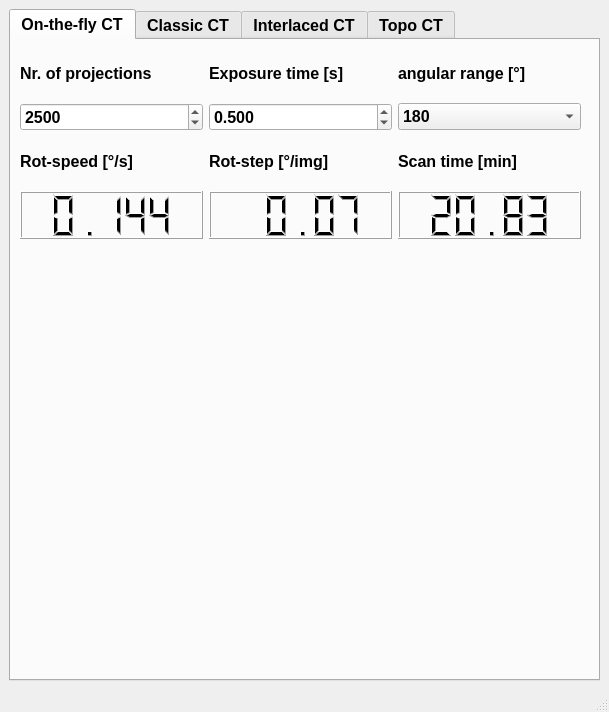
HMarkoetter/BAMline_CT_preview_RECO, file BAMline_list_generators/CT_helper.ui: the form before one commit.
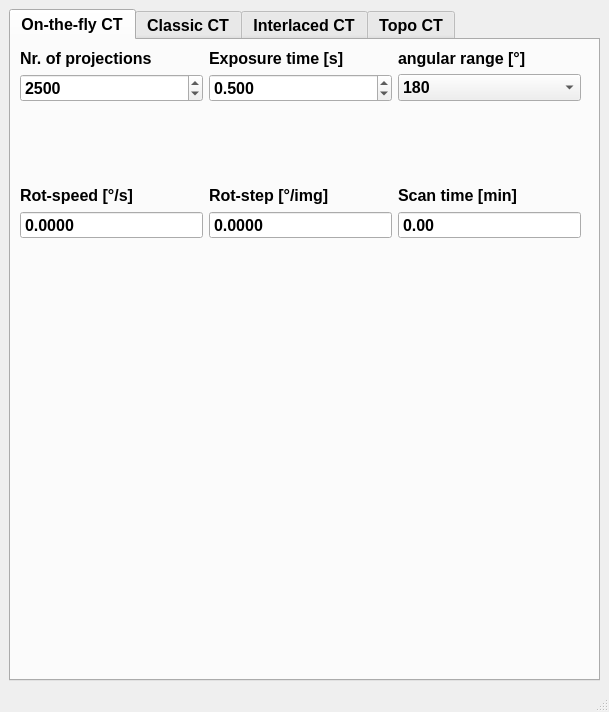
The form after the commit. Custom widgets are drawn as their Qt base class.

```diff
--- a/BAMline_list_generators/CT_helper.ui
+++ b/BAMline_list_generators/CT_helper.ui
@@ -41,10 +41,24 @@
          </rect>
         </property>
         <layout class="QGridLayout" name="gridLayout_5">
-         <item row="0" column="1">
-          <widget class="QLabel" name="label_14">
+         <item row="1" column="2">
+          <widget class="QComboBox" name="on_the_fly_comboBox">
+           <item>
+            <property name="text">
+             <string>180</string>
+            </property>
+           </item>
+           <item>
+            <property name="text">
+             <string>360</string>
+            </property>
+           </item>
+          </widget>
+         </item>
+         <item row="0" column="2">
+          <widget class="QLabel" name="label_15">
            <property name="text">
-            <string>Exposure time [s]</string>
+            <string>angular range [°]</string>
            </property>
           </widget>
          </item>
@@ -64,6 +78,13 @@
            </property>
           </widget>
          </item>
+         <item row="0" column="1">
+          <widget class="QLabel" name="label_14">
+           <property name="text">
+            <string>Exposure time [s]</string>
+           </property>
+          </widget>
+         </item>
          <item row="0" column="0">
           <widget class="QLabel" name="label_13">
            <property name="text">
@@ -71,61 +92,16 @@
            </property>
           </widget>
          </item>
-         <item row="3" column="0">
-          <widget class="QLCDNumber" name="rot_speed">
-           <property name="value" stdset="0">
-            <double>0.144000000000000</double>
-           </property>
-          </widget>
-         </item>
-         <item row="0" column="2">
-          <widget class="QLabel" name="label_15">
-           <property name="text">
-            <string>angular range [°]</string>
-           </property>
-          </widget>
-         </item>
-         <item row="1" column="2">
-          <widget class="QComboBox" name="on_the_fly_comboBox">
+         <item row="3" column="2">
+          <layout class="QHBoxLayout" name="horizontalLayout">
            <item>
-            <property name="text">
-             <string>180</string>
-            </property>
+            <widget class="QLabel" name="label_18">
+             <property name="text">
+              <string>Scan time [min]</string>
+             </property>
+            </widget>
            </item>
-           <item>
-            <property name="text">
-             <string>360</string>
-            </property>
-           </item>
-          </widget>
-         </item>
-         <item row="2" column="2">
-          <widget class="QLabel" name="label_18">
-           <property name="text">
-            <string>Scan time [min]</string>
-           </property>
-          </widget>
-         </item>
-         <item row="2" column="1">
-          <widget class="QLabel" name="label_17">
-           <property name="text">
-            <string>Rot-step [°/img]</string>
-           </property>
-          </widget>
-         </item>
-         <item row="2" column="0">
-          <widget class="QLabel" name="label_16">
-           <property name="text">
-            <string>Rot-speed [°/s]</string>
-           </property>
-          </widget>
-         </item>
-         <item row="3" column="1">
-          <widget class="QLCDNumber" name="rot_step">
-           <property name="value" stdset="0">
-            <double>0.070000000000000</double>
-           </property>
-          </widget>
+          </layout>
          </item>
          <item row="1" column="0">
           <widget class="QSpinBox" name="On_the_fly_nr_projections">
@@ -143,16 +119,80 @@
            </property>
           </widget>
          </item>
-         <item row="3" column="2">
-          <layout class="QHBoxLayout" name="horizontalLayout">
-           <item>
-            <widget class="QLCDNumber" name="duration">
-             <property name="value" stdset="0">
-              <double>20.829999999999998</double>
-             </property>
-            </widget>
-           </item>
-          </layout>
+         <item row="4" column="0">
+          <widget class="QDoubleSpinBox" name="rot_speed">
+           <property name="enabled">
+            <bool>true</bool>
+           </property>
+           <property name="readOnly">
+            <bool>true</bool>
+           </property>
+           <property name="buttonSymbols">
+            <enum>QAbstractSpinBox::NoButtons</enum>
+           </property>
+           <property name="decimals">
+            <number>4</number>
+           </property>
+           <property name="maximum">
+            <double>360.000000000000000</double>
+           </property>
+          </widget>
+         </item>
+         <item row="4" column="1">
+          <widget class="QDoubleSpinBox" name="rot_step">
+           <property name="enabled">
+            <bool>true</bool>
+           </property>
+           <property name="readOnly">
+            <bool>true</bool>
+           </property>
+           <property name="buttonSymbols">
+            <enum>QAbstractSpinBox::NoButtons</enum>
+           </property>
+           <property name="decimals">
+            <number>4</number>
+           </property>
+          </widget>
+         </item>
+         <item row="4" column="2">
+          <widget class="QDoubleSpinBox" name="duration">
+           <property name="readOnly">
+            <bool>true</bool>
+           </property>
+           <property name="buttonSymbols">
+            <enum>QAbstractSpinBox::NoButtons</enum>
+           </property>
+           <property name="decimals">
+            <number>2</number>
+           </property>
+          </widget>
+         </item>
+         <item row="3" column="0">
+          <widget class="QLabel" name="label_16">
+           <property name="text">
+            <string>Rot-speed [°/s]</string>
+           </property>
+          </widget>
+         </item>
+         <item row="3" column="1">
+          <widget class="QLabel" name="label_17">
+           <property name="text">
+            <string>Rot-step [°/img]</string>
+           </property>
+          </widget>
+         </item>
+         <item row="2" column="0">
+          <spacer name="verticalSpacer">
+           <property name="orientation">
+            <enum>Qt::Vertical</enum>
+           </property>
+           <property name="sizeHint" stdset="0">
+            <size>
+             <width>20</width>
+             <height>40</height>
+            </size>
+           </property>
+          </spacer>
          </item>
         </layout>
        </widget>
```
